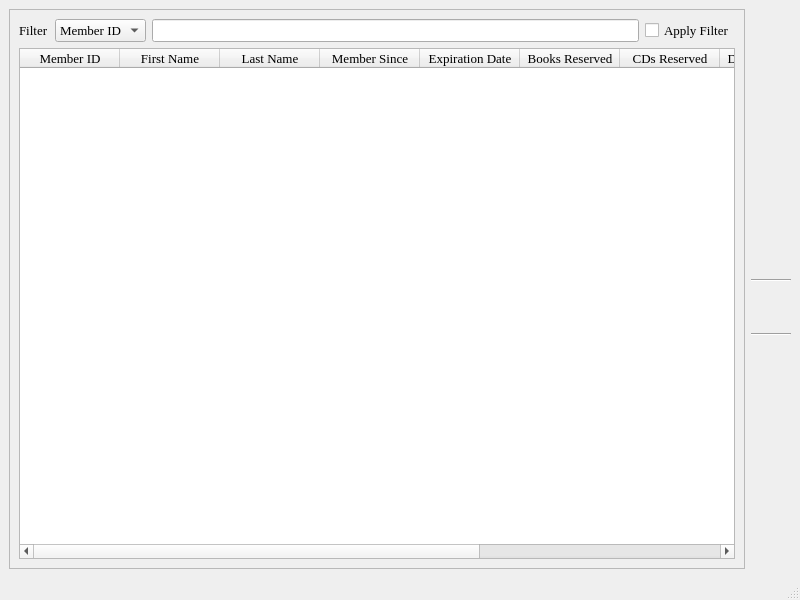
Before: the Qt Designer form members_browser.ui in textbrowser/biblioteq, drawn with Qt 5.
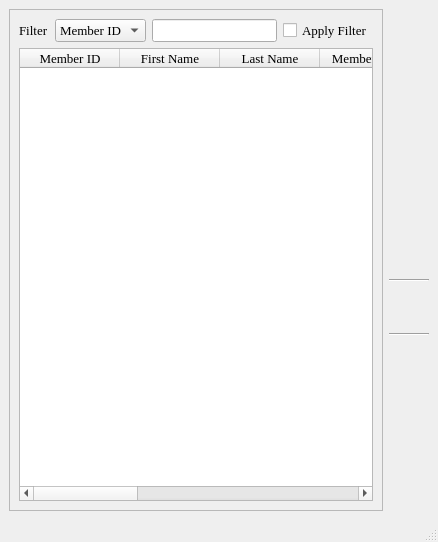
After: the same form once the commit is applied. Icons and pictures are not drawn.

```diff
--- a/members_browser.ui
+++ b/members_browser.ui
@@ -2,14 +2,6 @@
 <ui version="4.0">
  <class>membersBrowser</class>
  <widget class="QMainWindow" name="membersBrowser">
-  <property name="geometry">
-   <rect>
-    <x>0</x>
-    <y>0</y>
-    <width>800</width>
-    <height>600</height>
-   </rect>
-  </property>
   <property name="font">
    <font>
     <family>Times</family>
```
